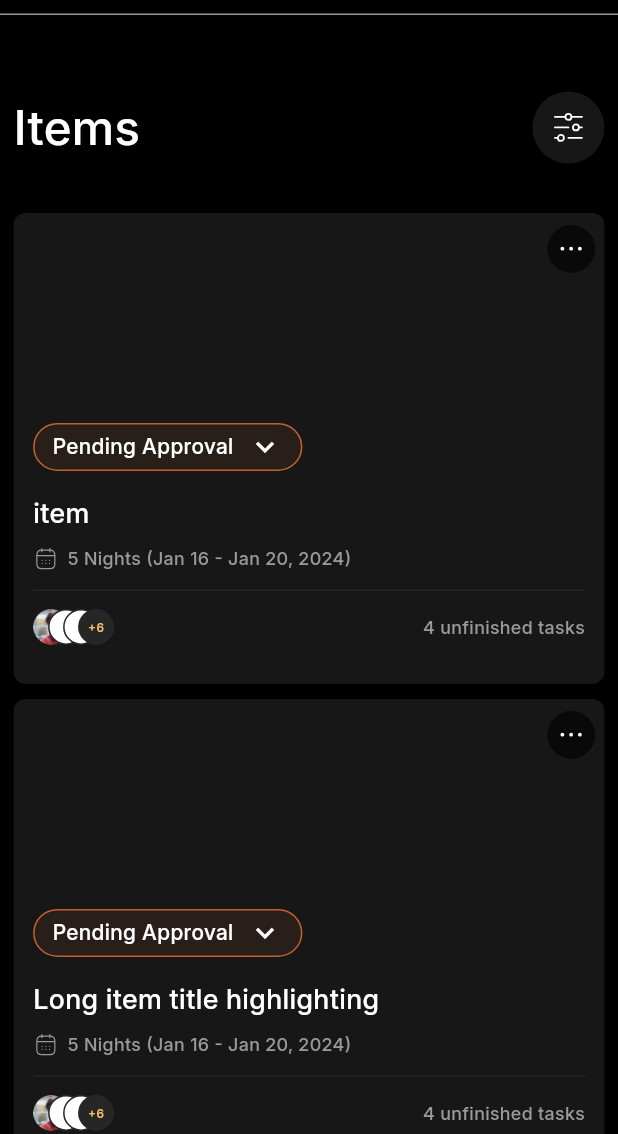
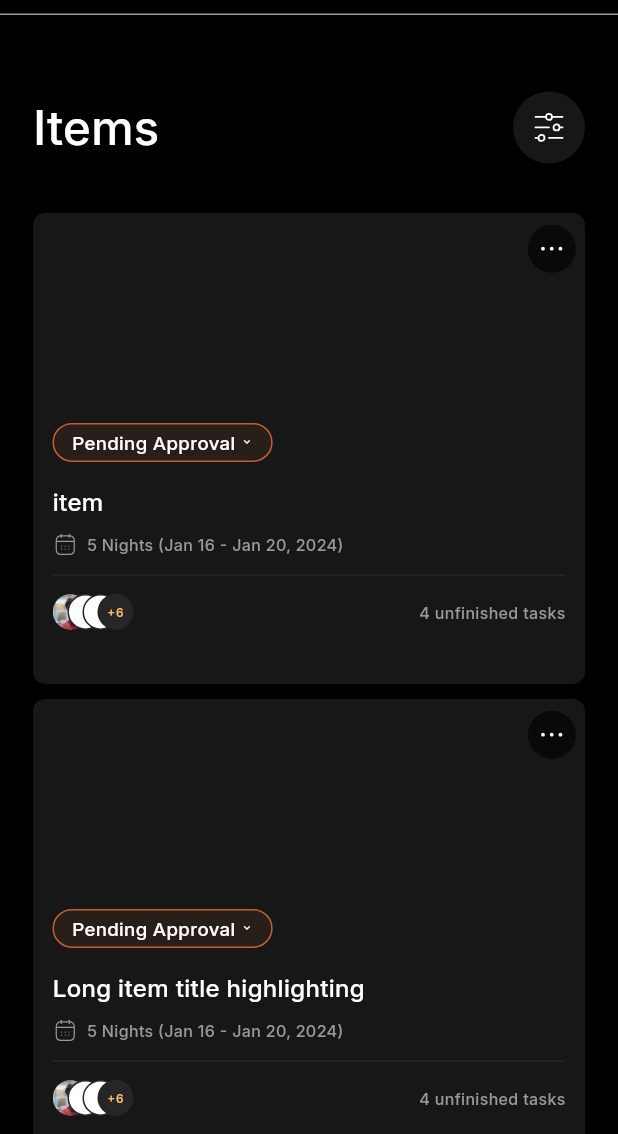
Before and after one commit to devmoaid1/flutter_web_task, a Flutter app: the screen it shows after launch, on a phone screen of 412 x 824 dp, the part 102-1236 px from its top. Run offline on Flutter 3.47's test engine with Material 3 defaults, Android fonts, the phone set to English and light mode, and no system bars; our stand-ins replace flutter_svg.

Commit message:
added responsive helper

```diff
--- /dev/null
+++ b/lib/core/util/context_extension.dart
@@ -0,0 +1,6 @@
+import 'package:flutter/material.dart';
+
+extension on BuildContext {
+  double get screenHeight => MediaQuery.of(this).size.height;
+  double get screenWidth => MediaQuery.of(this).size.width;
+}
--- /dev/null
+++ b/lib/core/util/devices_enum.dart
@@ -0,0 +1 @@
+enum Device { mobile, tablet, desktop }
--- /dev/null
+++ b/lib/core/util/responsive_helper.dart
@@ -0,0 +1,34 @@
+import 'package:flutter/material.dart';
+import 'package:flutter_web_task/core/util/devices_enum.dart';
+
+extension on BuildContext {
+  double get screenHeight => MediaQuery.of(this).size.height;
+  double get screenWidth => MediaQuery.of(this).size.width;
+}
+
+class ResponsiveHelper {
+  static double screenHeight(BuildContext context) => context.screenHeight;
+  static double screenWidth(BuildContext context) => context.screenWidth;
+  static Device getDevice(BuildContext context) {
+    if (screenWidth(context) > 1200) {
+      return Device.desktop;
+    } else if (screenWidth(context) <= 1200 && screenWidth(context) > 600) {
+      return Device.tablet;
+    } else {
+      return Device.mobile;
+    }
+  }
+
+  static double getResponsiveFontSize(
+      BuildContext context, double baseFontSize) {
+    final device = getDevice(context);
+    switch (device) {
+      case Device.mobile:
+        return baseFontSize * 0.9;
+      case Device.tablet:
+        return baseFontSize * 0.8;
+      case Device.desktop:
+        return baseFontSize;
+    }
+  }
+}
--- a/lib/views/widgets/home_view_body.dart
+++ b/lib/views/widgets/home_view_body.dart
@@ -1,9 +1,8 @@
 import 'package:flutter/material.dart';
 
-import 'package:flutter_web_task/views/widgets/items_heading_row.dart';
+import 'package:flutter_web_task/views/widgets/items_main_section.dart';
 
 import 'heading_widget.dart';
-import 'items_list_widget.dart';
 
 class HomeViewBody extends StatelessWidget {
   const HomeViewBody({
@@ -22,11 +21,7 @@ class HomeViewBody extends StatelessWidget {
             SizedBox(
               height: constraints.maxHeight * 0.04,
             ),
-            ItemHeadingSection(constraints: constraints),
-            SizedBox(
-              height: constraints.maxHeight * 0.04,
-            ),
-            const ItemsListSection(),
+            const ItemsMainSection(),
             SizedBox(
               height: constraints.maxHeight * 0.032,
             )
--- a/lib/views/widgets/item_card.dart
+++ b/lib/views/widgets/item_card.dart
@@ -1,5 +1,6 @@
 import 'package:flutter/material.dart';
 import 'package:flutter_svg/flutter_svg.dart';
+import 'package:flutter_web_task/core/util/responsive_helper.dart';
 import 'package:flutter_web_task/core/widgets/custom_divider.dart';
 
 import '../../core/constants/app_assets.dart';
@@ -8,10 +9,8 @@ import '../../core/theme/text_styles.dart';
 
 class ItemCard extends StatelessWidget {
   final bool isLongTitle;
-  final BoxConstraints constraints;
 
-  const ItemCard(
-      {super.key, required this.constraints, required this.isLongTitle});
+  const ItemCard({super.key, required this.isLongTitle});
 
   @override
   Widget build(BuildContext context) {
@@ -51,13 +50,21 @@ class ItemCard extends StatelessWidget {
                             child: Text(
                               "Pending Approval",
                               overflow: TextOverflow.ellipsis,
-                              style: AppTextStyles.bodyText14Normal
-                                  .copyWith(color: AppColors.white),
+                              style: AppTextStyles.bodyText14Normal.copyWith(
+                                  color: AppColors.white,
+                                  fontSize:
+                                      ResponsiveHelper.getResponsiveFontSize(
+                                          context, 14)),
                             ),
                           ),
-                          const SizedBox(width: 9),
-                          const Icon(Icons.keyboard_arrow_down,
-                              color: AppColors.white),
+                          SizedBox(
+                              width: ResponsiveHelper.screenWidth(context) *
+                                  0.009),
+                          Icon(
+                            Icons.keyboard_arrow_down,
+                            color: AppColors.white,
+                            size: ResponsiveHelper.screenWidth(context) * 0.02,
+                          ),
                         ],
                       ),
                     ),
@@ -72,8 +79,11 @@ class ItemCard extends StatelessWidget {
                                 ? "item"
                                 : "Long item title highlighting",
                             overflow: TextOverflow.ellipsis,
-                            style: AppTextStyles.bodyText18Normal
-                                .copyWith(color: AppColors.white),
+                            style: AppTextStyles.bodyText18Normal.copyWith(
+                                color: AppColors.white,
+                                fontSize:
+                                    ResponsiveHelper.getResponsiveFontSize(
+                                        context, 18)),
                           ),
                         ),
                       ],
@@ -85,11 +95,14 @@ class ItemCard extends StatelessWidget {
                       children: [
                         SvgPicture.asset(AppAssets.calendar),
                         const SizedBox(width: 6),
-                        const Expanded(
+                        Expanded(
                           child: Text(
                             "5 Nights (Jan 16 - Jan 20, 2024)",
                             overflow: TextOverflow.ellipsis,
-                            style: AppTextStyles.bodyText12Normal,
+                            style: AppTextStyles.bodyText12Normal.copyWith(
+                                fontSize:
+                                    ResponsiveHelper.getResponsiveFontSize(
+                                        context, 12)),
                           ),
                         ),
                       ],
@@ -139,11 +152,14 @@ class ItemCard extends StatelessWidget {
                         ),
 
                         // Unfinished Tasks Text
-                        const Flexible(
+                        Flexible(
                           child: Text(
                             "4 unfinished tasks",
                             overflow: TextOverflow.ellipsis,
-                            style: AppTextStyles.bodyText12Normal,
+                            style: AppTextStyles.bodyText12Normal.copyWith(
+                                fontSize:
+                                    ResponsiveHelper.getResponsiveFontSize(
+                                        context, 12)),
                           ),
                         ),
                       ],
--- a/lib/views/widgets/items_heading_row.dart
+++ b/lib/views/widgets/items_heading_row.dart
@@ -3,22 +3,24 @@ import 'package:flutter_svg/flutter_svg.dart';
 import 'package:flutter_web_task/core/constants/app_assets.dart';
 import 'package:flutter_web_task/core/theme/app_colors.dart';
 import 'package:flutter_web_task/core/theme/text_styles.dart';
+import 'package:flutter_web_task/core/util/devices_enum.dart';
+import 'package:flutter_web_task/core/util/responsive_helper.dart';
 
 import '../../core/widgets/custom_divider.dart';
 
 class ItemHeadingSection extends StatelessWidget {
-  final BoxConstraints constraints;
-  const ItemHeadingSection({super.key, required this.constraints});
+  const ItemHeadingSection({
+    super.key,
+  });
 
   @override
   Widget build(BuildContext context) {
-    bool isMobileOrTablet = constraints.maxWidth < 800;
-    return Row(children: [
-      SizedBox(
-        width: isMobileOrTablet
-            ? constraints.maxWidth * 0.022
-            : constraints.maxWidth * 0.08,
-      ),
+    final device = ResponsiveHelper.getDevice(context);
+
+    final isMobileOrTablet = device == Device.mobile || device == Device.tablet;
+
+    return Row(
+      children: [
         const Text(
           "Items",
           style: AppTextStyles.headingWhite32,
@@ -27,7 +29,8 @@ class ItemHeadingSection extends StatelessWidget {
         CircleAvatar(
           backgroundColor: AppColors.darkGray,
           radius: 24,
-          child: SvgPicture.asset(AppAssets.filter)),
+          child: SvgPicture.asset(AppAssets.filter),
+        ),
         if (!isMobileOrTablet)
           const SizedBox(
             width: 14,
@@ -47,7 +50,8 @@ class ItemHeadingSection extends StatelessWidget {
             padding: const EdgeInsets.symmetric(horizontal: 24, vertical: 15),
             decoration: BoxDecoration(
               color: AppColors.lightOrange,
-              borderRadius: BorderRadius.circular(100)),
+              borderRadius: BorderRadius.circular(100),
+            ),
             child: Row(
               children: [
                 const Icon(
@@ -65,11 +69,7 @@ class ItemHeadingSection extends StatelessWidget {
               ],
             ),
           ),
-      SizedBox(
-        width: isMobileOrTablet
-            ? constraints.maxWidth * 0.022
-            : constraints.maxWidth * 0.08,
-      )
-    ]);
+      ],
+    );
   }
 }
--- a/lib/views/widgets/items_list_widget.dart
+++ b/lib/views/widgets/items_list_widget.dart
@@ -1,5 +1,7 @@
 import 'package:flutter/material.dart';
+import 'package:flutter_web_task/core/util/responsive_helper.dart';
 
+import '../../core/util/devices_enum.dart';
 import 'item_card.dart';
 
 class ItemsListSection extends StatelessWidget {
@@ -12,31 +14,23 @@ class ItemsListSection extends StatelessWidget {
     return LayoutBuilder(
       builder: (context, constraints) {
         // Define the number of columns based on the available width
+
         int crossAxisCount;
 
-        if (constraints.maxWidth > 1200) {
+        if (ResponsiveHelper.getDevice(context) == Device.desktop) {
           crossAxisCount = 5; // Large screens (desktop)
-        } else if (constraints.maxWidth > 800) {
-          crossAxisCount = 4; // Medium screens (tablet)
-        } else if (constraints.maxWidth > 600) {
-          crossAxisCount = 3; // Small tablets or large phones
-        } else if (constraints.maxWidth > 450) {
-          crossAxisCount = 2; // Small phones
+        } else if (ResponsiveHelper.getDevice(context) == Device.tablet) {
+          crossAxisCount = 3; // Medium screens (tablet)
         } else {
           crossAxisCount = 1;
         }
 
         return GridView.builder(
-          padding: EdgeInsets.symmetric(
-              horizontal: crossAxisCount == 1
-                  ? constraints.maxWidth * 0.022
-                  : constraints.maxWidth * 0.08),
           gridDelegate: SliverGridDelegateWithFixedCrossAxisCount(
             crossAxisSpacing: 16,
             mainAxisSpacing: 10,
             crossAxisCount: crossAxisCount,
-            mainAxisExtent:
-                crossAxisCount != 1 ? 322 : 314, // Adjust item height
+            mainAxisExtent: 314, // Adjust item height
           ),
           physics: const NeverScrollableScrollPhysics(),
           itemCount: 8,
@@ -44,7 +38,6 @@ class ItemsListSection extends StatelessWidget {
           itemBuilder: (context, index) {
             bool isLongText = index == 1;
             return ItemCard(
-              constraints: constraints,
               isLongTitle: isLongText,
             ); // Your item widget
           },
--- /dev/null
+++ b/lib/views/widgets/items_main_section.dart
@@ -0,0 +1,32 @@
+import 'package:flutter/material.dart';
+import 'package:flutter_web_task/core/util/responsive_helper.dart';
+
+import '../../core/util/devices_enum.dart';
+import 'items_heading_row.dart';
+import 'items_list_widget.dart';
+
+class ItemsMainSection extends StatelessWidget {
+  const ItemsMainSection({super.key});
+
+  @override
+  Widget build(BuildContext context) {
+    final device = ResponsiveHelper.getDevice(context);
+    final screenWidth = ResponsiveHelper.screenWidth(context);
+    print("screen width: $screenWidth");
+
+    return Padding(
+      padding:
+          EdgeInsets.symmetric(horizontal: device == Device.mobile ? 22 : 80),
+      child: Column(
+        crossAxisAlignment: CrossAxisAlignment.start,
+        children: [
+          const ItemHeadingSection(),
+          SizedBox(
+            height: ResponsiveHelper.screenHeight(context) * 0.04,
+          ),
+          const ItemsListSection(),
+        ],
+      ),
+    );
+  }
+}
```
Lines whose indentation alone changed are shown as unchanged.
